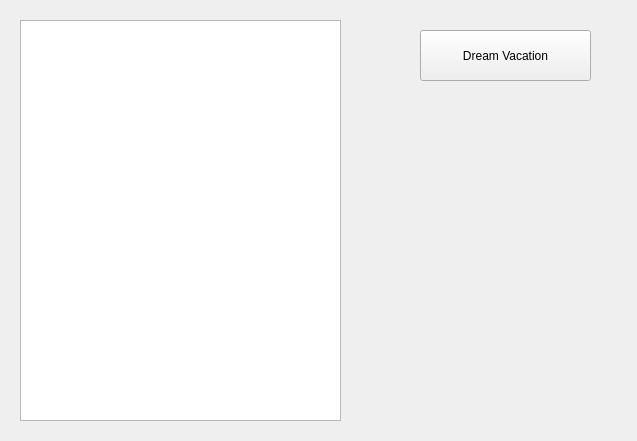
First picture: the form in src/form/plantrip.ui, repository home-run/subtle-cosmic-moose, before the edit.
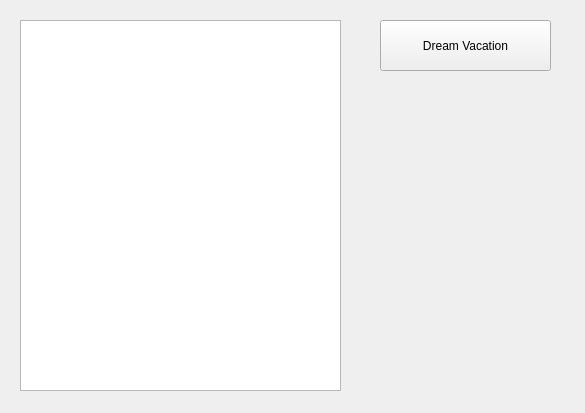
Second picture: the form after the edit.

Commit message: Basic layout is done, you can cycle to each page by clicking next. The back button has not been implemented yet. We can do the flow of the application later.

```diff
--- a/src/form/plantrip.ui
+++ b/src/form/plantrip.ui
@@ -6,8 +6,8 @@
    <rect>
     <x>0</x>
     <y>0</y>
-    <width>637</width>
-    <height>441</height>
+    <width>585</width>
+    <height>413</height>
    </rect>
   </property>
   <property name="windowTitle">
@@ -16,8 +16,8 @@
   <widget class="QPushButton" name="planTrip_pushButton_dreamVacation">
    <property name="geometry">
     <rect>
-     <x>420</x>
-     <y>30</y>
+     <x>380</x>
+     <y>20</y>
      <width>171</width>
      <height>51</height>
     </rect>
@@ -32,7 +32,7 @@
      <x>20</x>
      <y>20</y>
      <width>321</width>
-     <height>401</height>
+     <height>371</height>
     </rect>
    </property>
   </widget>
```
The commit also changes 5 other files.
